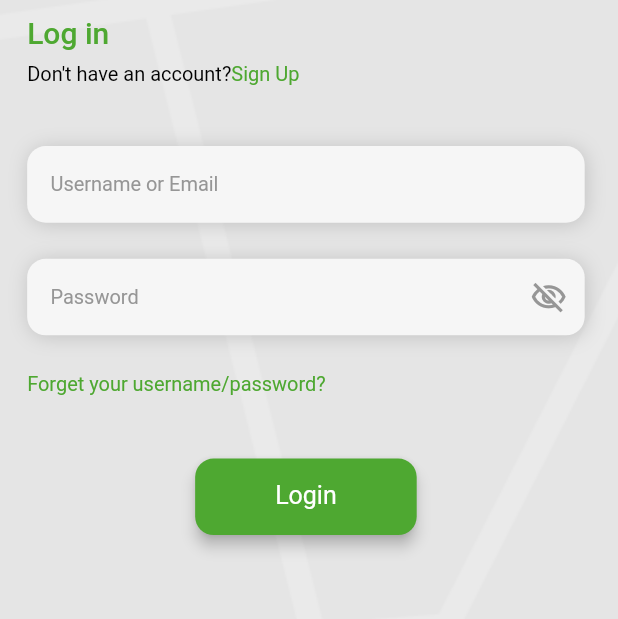
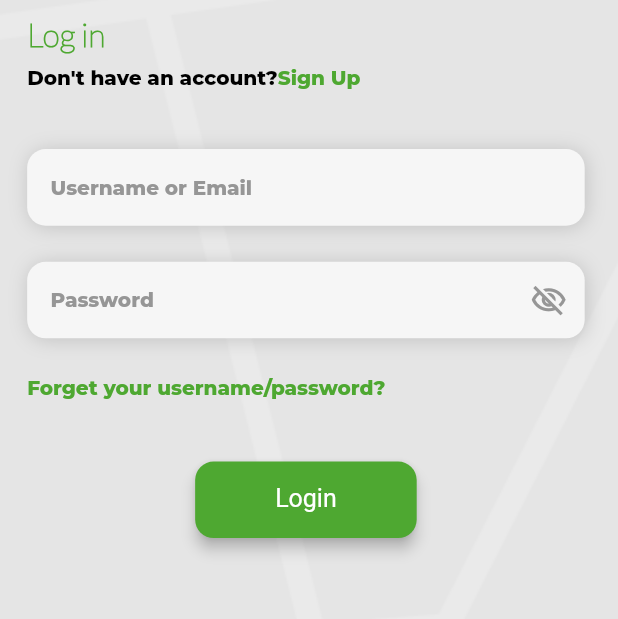
Before and after one commit to rokaia-ahmed/trading_sign_ui, a Flutter app: the screen it shows after launch, after a tap on "Paper Trading", on a phone screen of 412 x 824 dp, the part 539-1158 px from its top. Run offline on Flutter 3.47's test engine with Material 2 defaults, Android fonts, the phone set to English and light mode, and no system bars; drawn by our look-alikes of toggle_switch; our stand-ins replace flutter_screenutil.

Commit message:
second commit

```diff
--- a/lib/Components/component.dart
+++ b/lib/Components/component.dart
@@ -31,7 +31,8 @@ Widget buildTextForm({ required String text,Widget? icon} ){
         hintStyle: TextStyle(
           color: const Color(0XFF969696),
           fontSize: 12.sp,
-          fontWeight: FontWeight.w400,
+          fontWeight: FontWeight.w800,
+          fontFamily: 'Mon',
         ),
         enabledBorder: InputBorder.none,
         focusedBorder: InputBorder.none,
--- a/lib/sign_in/sigin_ui.dart
+++ b/lib/sign_in/sigin_ui.dart
@@ -106,7 +106,8 @@ class _SignInScreenState extends State<SignInScreen> {
                         style: TextStyle(
                           color: green,
                           fontSize: 16.sp,
-                          fontWeight: FontWeight.w400,
+                          fontWeight: FontWeight.bold,
+                          fontFamily: 'lato'
                         ),
                         ):
                         Text('Practise with paper trading',
@@ -122,8 +123,9 @@ class _SignInScreenState extends State<SignInScreen> {
                         Text('Log in',
                           style: TextStyle(
                             color: green,
-                            fontSize: 18.sp,
-                            fontWeight: FontWeight.w500,
+                            fontSize: 19.sp,
+                            fontWeight: FontWeight.w800,
+                            fontFamily: 'lato',
                           ),
                         ),
                         SizedBox(
@@ -135,7 +137,8 @@ class _SignInScreenState extends State<SignInScreen> {
                               style: TextStyle(
                                 color: Colors.black,
                                 fontSize: 12.sp,
-                                fontWeight: FontWeight.w400,
+                                fontWeight: FontWeight.w800,
+                                fontFamily: 'Mon'
                               ),
                             ),
                             TextButton(
@@ -149,7 +152,8 @@ class _SignInScreenState extends State<SignInScreen> {
                                   style: TextStyle(
                                     color: green,
                                     fontSize: 12.sp,
-                                    fontWeight: FontWeight.w400,
+                                    fontWeight: FontWeight.w800,
+                                    fontFamily: 'Mon'
                                   ),
                                 ),
                             ),
@@ -178,7 +182,8 @@ class _SignInScreenState extends State<SignInScreen> {
                           style: TextStyle(
                             color: green,
                             fontSize: 12.sp,
-                            fontWeight: FontWeight.w400,
+                            fontWeight: FontWeight.w800,
+                            fontFamily: 'Mon',
                           ),
                         ),
                         SizedBox(
```
Also changed, not shown: pubspec.yaml (+9 -0 lines), assets/fonts/Lato-Thin.ttf (added), assets/fonts/Montserrat-VariableFont_wght.ttf (added).
